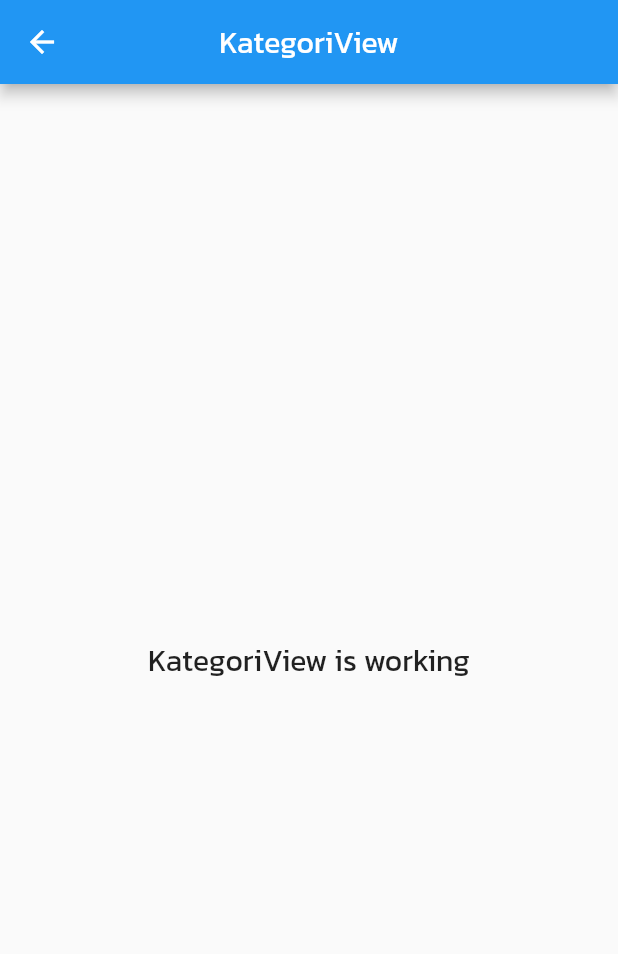
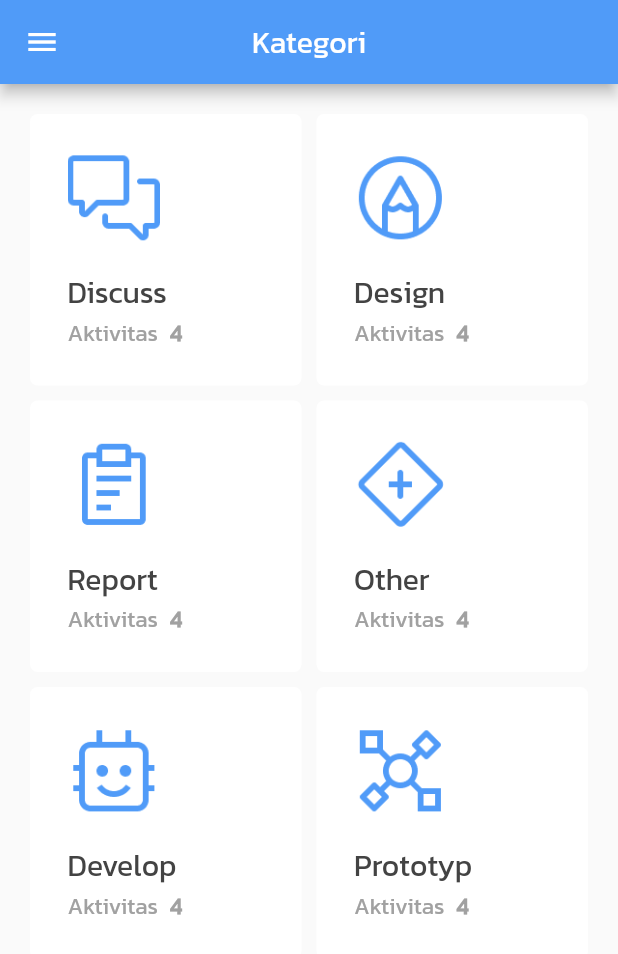
Before and after one commit to itsmerafial141/logbook, a Flutter app: the KategoriView screen opened by its route, on a phone screen of 412 x 824 dp. Shown: the top 954 px of the screen. Run offline on Flutter 3.47's test engine with Material 2 defaults, Android fonts, the phone set to English and light mode, and no system bars; our stand-ins replace dropdown_search, flutter_slidable, get, table_calendar.

Commit message:
Adding kategori page, clearing code etc

```diff
--- a/lib/app/modules/detail_aktivitas/controllers/detail_aktivitas_controller.dart
+++ b/lib/app/modules/detail_aktivitas/controllers/detail_aktivitas_controller.dart
@@ -1,4 +1,4 @@
-// ignore_for_file: deprecated_member_use
+// ignore_for_file: deprecated_member_use, unnecessary_null_comparison
 
 import 'package:flutter/material.dart';
 import 'package:get/get.dart';
@@ -110,12 +110,12 @@ class DetailAktivitasController extends GetxController with StateMixin {
   }
 
   bool checkValueIsValid() {
-    return !targetController.text.isEmpty &&
-        !realitaController.text.isEmpty &&
-        !onKategoriSelected.toString().isEmpty &&
-        !onSubAktivitasSelected.toString().isEmpty &&
-        !onWaktuSelected.toString().isEmpty &&
-        !formatedDate(initialDate.value).toString().isEmpty;
+    return targetController.text.isNotEmpty &&
+        realitaController.text.isNotEmpty &&
+        onKategoriSelected.toString().isNotEmpty &&
+        onSubAktivitasSelected.toString().isNotEmpty &&
+        onWaktuSelected.toString().isNotEmpty &&
+        formatedDate(initialDate.value).toString().isNotEmpty;
   }
 
   void stateSubAktivitas(DetailAktivitasModel data) {
--- a/lib/app/modules/detail_aktivitas/screens/list_body_detail_aktivitas_screen.dart
+++ b/lib/app/modules/detail_aktivitas/screens/list_body_detail_aktivitas_screen.dart
@@ -1,3 +1,5 @@
+// ignore_for_file: deprecated_member_use
+
 import 'package:dropdown_search/dropdown_search.dart';
 import 'package:flutter/material.dart';
 import 'package:get/get.dart';
--- a/lib/app/modules/detail_aktivitas/views/detail_aktivitas_view.dart
+++ b/lib/app/modules/detail_aktivitas/views/detail_aktivitas_view.dart
@@ -1,10 +1,11 @@
+// ignore_for_file: prefer_adjacent_string_concatenation
+
 import 'package:flutter/material.dart';
 
 import 'package:get/get.dart';
 import 'package:loogbook_mobile_app/app/modules/homepage/controllers/homepage_controller.dart';
 import 'package:loogbook_mobile_app/app/modules/homepage/widget/custom_button_widget.dart';
 import 'package:loogbook_mobile_app/app/modules/values/colors.dart';
-import 'package:loogbook_mobile_app/app/routes/app_pages.dart';
 import 'package:loogbook_mobile_app/app/utils/helper.dart';
 
 import '../controllers/detail_aktivitas_controller.dart';
--- a/lib/app/modules/detail_aktivitas/widgets/sub_aktivitas_widget.dart
+++ b/lib/app/modules/detail_aktivitas/widgets/sub_aktivitas_widget.dart
@@ -1,3 +1,5 @@
+// ignore_for_file: unused_local_variable
+
 import 'package:flutter/material.dart';
 import 'package:get/get.dart';
 
@@ -17,12 +19,6 @@ class SubAktivitasWidget extends GetView<DetailAktivitasController> {
 
   @override
   Widget build(BuildContext context) {
-    var tittle = data.tittle.toString();
-    TextPainter textPainter = TextPainter()
-      ..text = TextSpan(text: tittle)
-      ..textDirection = TextDirection.ltr
-      ..layout(minWidth: 0, maxWidth: double.infinity);
-
     return Container(
       padding: EdgeInsets.all(10),
       child: Obx(() {
@@ -82,37 +78,6 @@ class SubAktivitasWidget extends GetView<DetailAktivitasController> {
                         : TextDecoration.none,
                   ),
                 ),
-                // Stack(
-                //   alignment: Alignment.centerLeft,
-                //   children: [
-                //     controller.obx((state) {
-                //       if (data.status) {
-                //         return Text(
-                //           tittle,
-                //           style: TextStyle(color: MyColors.textDisable),
-                //         );
-                //       } else {
-                //         return Text(
-                //           tittle,
-                //           style: TextStyle(color: MyColors.textPrimary),
-                //         );
-                //       }
-                //     }),
-                //     controller.obx(
-                //       (state) {
-                //         if (data.status) {
-                //           return Container(
-                //             color: MyColors.textDisable,
-                //             width: textPainter.size.width,
-                //             height: 2,
-                //           );
-                //         } else {
-                //           return Container();
-                //         }
-                //       },
-                //     ),
-                //   ],
-                // ),
               ],
             ),
             SizedBox(
--- a/lib/app/modules/homepage/widget/list_aktivitas_widget.dart
+++ b/lib/app/modules/homepage/widget/list_aktivitas_widget.dart
@@ -1,3 +1,5 @@
+// ignore_for_file: unused_local_variable
+
 import 'dart:math' as math;
 
 import 'package:flutter/material.dart';
--- a/lib/app/modules/kategori/views/kategori_view.dart
+++ b/lib/app/modules/kategori/views/kategori_view.dart
@@ -1,23 +1,33 @@
 import 'package:flutter/material.dart';
 
 import 'package:get/get.dart';
+import 'package:loogbook_mobile_app/app/modules/values/colors.dart';
+import 'package:loogbook_mobile_app/app/modules/values/constraint.dart';
+import 'package:loogbook_mobile_app/app/utils/helper.dart';
 
+import '../../../utils/main_drawer.dart';
 import '../controllers/kategori_controller.dart';
 
 class KategoriView extends GetView<KategoriController> {
   @override
   Widget build(BuildContext context) {
     return Scaffold(
-      appBar: AppBar(
-        title: Text('KategoriView'),
-        centerTitle: true,
+      appBar: MyHelper.kategoriAppBar,
+      body: Container(
+        color: MyColors.backgroundColor,
+        child: SingleChildScrollView(
+            primary: false,
+            child: GridView.count(
+                primary: false,
+                physics: NeverScrollableScrollPhysics(),
+                shrinkWrap: true,
+                padding: EdgeInsets.all(20),
+                crossAxisSpacing: 10,
+                mainAxisSpacing: 10,
+                crossAxisCount: 2,
+                children: MyConstraint.listKategori)),
       ),
-      body: Center(
-        child: Text(
-          'KategoriView is working',
-          style: TextStyle(fontSize: 20),
-        ),
-      ),
+      drawer: MyDrawer(),
     );
   }
 }
--- /dev/null
+++ b/lib/app/modules/kategori/widgets/kategori_card_widget.dart
@@ -0,0 +1,59 @@
+import 'package:flutter/material.dart';
+
+import '../../values/colors.dart';
+
+class KategoriCardWidget extends StatelessWidget {
+  const KategoriCardWidget({
+    required this.image,
+    required this.tittle,
+    required this.aktivitasCount,
+  });
+
+  final String image;
+  final String tittle;
+  final int aktivitasCount;
+
+  @override
+  Widget build(BuildContext context) {
+    return Container(
+      height: MediaQuery.of(context).size.height * 0.9,
+      decoration: BoxDecoration(
+          color: Colors.white, borderRadius: BorderRadius.circular(5)),
+      padding: EdgeInsets.all(25),
+      child: Container(
+        child: Column(
+          crossAxisAlignment: CrossAxisAlignment.start,
+          children: [
+            Image(
+                height: MediaQuery.of(context).size.width * 0.15,
+                width: MediaQuery.of(context).size.width * 0.15,
+                image: AssetImage(image)),
+            Spacer(),
+            Text(
+              tittle,
+              style: TextStyle(color: MyColors.textPrimary, fontSize: 20),
+            ),
+            Row(
+              children: [
+                Text(
+                  "Aktivitas",
+                  style: TextStyle(color: MyColors.textDisable, fontSize: 15),
+                ),
+                SizedBox(
+                  width: 8,
+                ),
+                Text(
+                  aktivitasCount.toString(),
+                  style: TextStyle(
+                      color: MyColors.textDisable,
+                      fontSize: 15,
+                      fontWeight: FontWeight.bold),
+                ),
+              ],
+            ),
+          ],
+        ),
+      ),
+    );
+  }
+}
--- a/lib/app/modules/values/constraint.dart
+++ b/lib/app/modules/values/constraint.dart
@@ -1,6 +1,36 @@
 import 'package:flutter/cupertino.dart';
+import 'dart:math' as math;
+
+import '../kategori/widgets/kategori_card_widget.dart';
 
 class MyConstraint {
   static final EdgeInsets paddingBody = EdgeInsets.all(25.0);
 
+  static var listTittleKategori = [
+    "Discuss",
+    "Design",
+    "Report",
+    "Other",
+    "Develop",
+    "Prototyp",
+  ];
+
+  static var listIconKategori = [
+    "assets/icons/Discuss.png",
+    "assets/icons/Design.png",
+    "assets/icons/Report.png",
+    "assets/icons/Other.png",
+    "assets/icons/Learn.png",
+    "assets/icons/Concept.png",
+  ];
+  static var listKategori =
+      List<Widget>.generate(listTittleKategori.length, (int index) {
+    return Container(
+      child: KategoriCardWidget(
+        image: listIconKategori[index],
+        tittle: listTittleKategori[index],
+        aktivitasCount: math.Random().nextInt(listTittleKategori.length),
+      ),
+    );
+  });
 }
--- a/lib/app/utils/helper.dart
+++ b/lib/app/utils/helper.dart
@@ -14,7 +14,10 @@ class MyHelper {
       Padding(
         padding: EdgeInsets.symmetric(horizontal: 10.0),
         child: IconButton(
-          icon: Icon(Icons.search),
+          icon: Image(
+              height: myDetailAppBar.preferredSize.height * 0.5,
+              width: myDetailAppBar.preferredSize.height * 0.5,
+              image: AssetImage("assets/icons/mi_filter.png")),
           onPressed: () {},
         ),
       ),
@@ -36,4 +39,9 @@ class MyHelper {
     backgroundColor: Colors.transparent,
     elevation: 0,
   );
+  static final kategoriAppBar = AppBar(
+    backgroundColor: MyColors.primaryColor,
+    title: Text('Kategori'),
+    centerTitle: true,
+  );
 }
--- a/lib/app/utils/main_drawer.dart
+++ b/lib/app/utils/main_drawer.dart
@@ -14,6 +14,7 @@ class MyDrawer extends StatelessWidget {
       color: Colors.white,
       width: MediaQuery.of(context).size.width * 0.75,
       child: Column(
+        mainAxisSize: MainAxisSize.max,
         children: [
           headerDrawer(context),
           Container(
@@ -22,6 +23,18 @@ class MyDrawer extends StatelessWidget {
             color: Color.fromARGB(125, 80, 155, 248),
           ),
           listDrawer(),
+          Spacer(),
+          Container(
+            padding: EdgeInsets.all(18),
+            child: CustomDrawerButton(
+              text: "Keluar",
+              paddingTittle: 15,
+              image: "assets/icons/fi_log-out.png",
+              onPressed: () {
+                Get.toNamed(AppPages.INITIAL_KG);
+              },
+            ),
+          ),
         ],
       ),
     );
@@ -29,8 +42,10 @@ class MyDrawer extends StatelessWidget {
 
   Container listDrawer() {
     return Container(
+      // color: Colors.red,
       padding: EdgeInsets.all(18),
       child: Column(
+        mainAxisSize: MainAxisSize.max,
         children: [
           CustomDrawerButton(
             text: "Laporan Aktivitas",
@@ -47,7 +62,8 @@ class MyDrawer extends StatelessWidget {
             onPressed: () {
               Get.toNamed(AppPages.INITIAL_KG);
             },
-          )
+          ),
+          // Spacer(),
         ],
       ),
     );
```
Also changed, not shown: assets/icons/Concept.png (added), assets/icons/Design.png (added), assets/icons/Discuss.png (added), assets/icons/Learn.png (added), assets/icons/Other.png (added), assets/icons/Report.png (added), assets/icons/fi_log-out.png (added), assets/icons/mi_filter.png (added).
